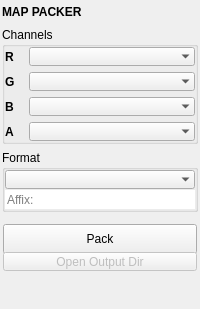
First picture: the form in extapps/texture_maps/packer/packer.ui, repository m3trik/extapps, before the edit.
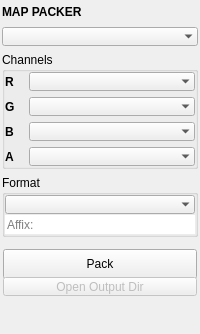
Second picture: the form after the edit. Custom widgets are drawn as their Qt base class.

Patch:
```diff
--- a/extapps/texture_maps/packer/packer.ui
+++ b/extapps/texture_maps/packer/packer.ui
@@ -84,6 +84,37 @@
         </property>
        </widget>
       </item>
+      <item>
+       <widget class="ComboBox" name="cmbPreset">
+        <property name="sizePolicy">
+         <sizepolicy hsizetype="Preferred" vsizetype="Fixed">
+          <horstretch>0</horstretch>
+          <verstretch>0</verstretch>
+         </sizepolicy>
+        </property>
+        <property name="minimumSize">
+         <size>
+          <width>0</width>
+          <height>19</height>
+         </size>
+        </property>
+        <property name="maximumSize">
+         <size>
+          <width>16777215</width>
+          <height>19</height>
+         </size>
+        </property>
+        <property name="toolTip">
+         <string>Channel layout preset: the R/G/B/A map types, output format and affix under one name. Serves both Pack and Unpack.</string>
+        </property>
+        <property name="maxVisibleItems">
+         <number>30</number>
+        </property>
+        <property name="frame">
+         <bool>false</bool>
+        </property>
+       </widget>
+      </item>
       <item>
        <widget class="QGroupBox" name="Formatting">
         <property name="sizePolicy">
```
